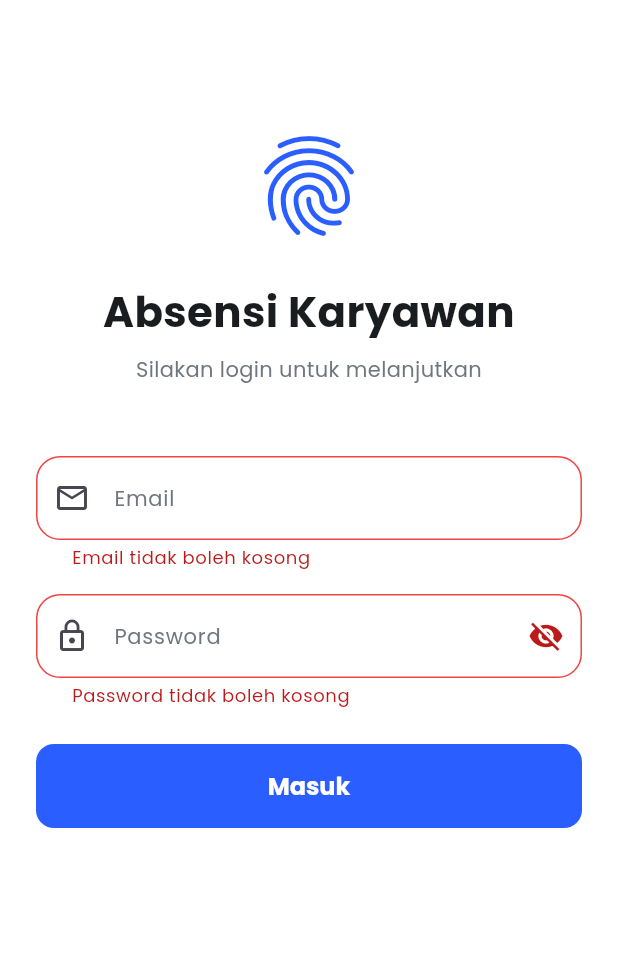
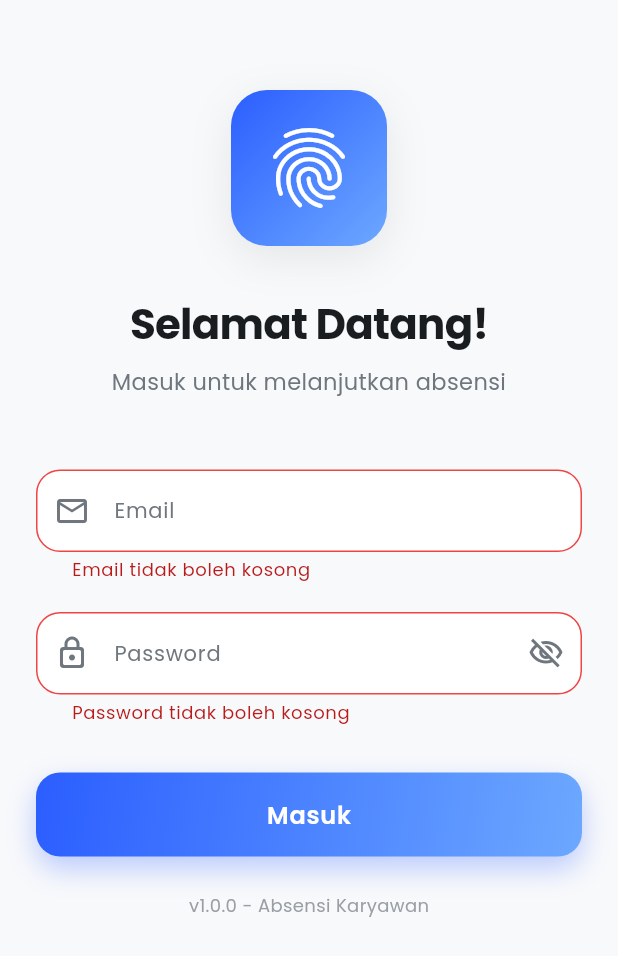
Before and after one commit to aleedoe/z-p-s6-v1, a Flutter app: the screen it shows after launch, after a tap on "Masuk", on a phone screen of 412 x 824 dp. Shown: the top 956 px of the screen. Run offline on Flutter 3.47's test engine with Material 3 defaults, Android fonts, the phone set to English and light mode, and no system bars; our stand-ins replace dio, google_fonts, shared_preferences; missing offline and left inert: mobile_scanner; accounts and stored records are empty.

Commit message:
update login page

```diff
--- a/frontend/mobile/lib/presentation/pages/auth/login_page.dart
+++ b/frontend/mobile/lib/presentation/pages/auth/login_page.dart
@@ -12,16 +12,44 @@ class LoginPage extends StatefulWidget {
   State<LoginPage> createState() => _LoginPageState();
 }
 
-class _LoginPageState extends State<LoginPage> {
+class _LoginPageState extends State<LoginPage>
+    with SingleTickerProviderStateMixin {
   final _formKey = GlobalKey<FormState>();
   final _emailController = TextEditingController();
   final _passwordController = TextEditingController();
   bool _obscurePassword = true;
+  late AnimationController _animationController;
+  late Animation<double> _fadeAnimation;
+  late Animation<Offset> _slideAnimation;
+
+  @override
+  void initState() {
+    super.initState();
+    _animationController = AnimationController(
+      duration: const Duration(milliseconds: 800),
+      vsync: this,
+    );
+
+    _fadeAnimation = Tween<double>(begin: 0.0, end: 1.0).animate(
+      CurvedAnimation(parent: _animationController, curve: Curves.easeIn),
+    );
+
+    _slideAnimation =
+        Tween<Offset>(begin: const Offset(0, 0.3), end: Offset.zero).animate(
+          CurvedAnimation(
+            parent: _animationController,
+            curve: Curves.easeOutCubic,
+          ),
+        );
+
+    _animationController.forward();
+  }
 
   @override
   void dispose() {
     _emailController.dispose();
     _passwordController.dispose();
+    _animationController.dispose();
     super.dispose();
   }
 
@@ -38,13 +66,36 @@ class _LoginPageState extends State<LoginPage> {
 
     if (success) {
       Navigator.of(context).pushReplacement(
-        MaterialPageRoute(builder: (_) => const MainNavigation()),
+        PageRouteBuilder(
+          pageBuilder: (context, animation, secondaryAnimation) =>
+              const MainNavigation(),
+          transitionsBuilder: (context, animation, secondaryAnimation, child) {
+            return FadeTransition(opacity: animation, child: child);
+          },
+          transitionDuration: const Duration(milliseconds: 500),
+        ),
       );
     } else {
       ScaffoldMessenger.of(context).showSnackBar(
         SnackBar(
-          content: Text(authProvider.errorMessage ?? AppStrings.loginFailed),
+          content: Row(
+            children: [
+              const Icon(Icons.error_outline, color: Colors.white),
+              const SizedBox(width: 12),
+              Expanded(
+                child: Text(
+                  authProvider.errorMessage ?? AppStrings.loginFailed,
+                  style: const TextStyle(fontSize: 14),
+                ),
+              ),
+            ],
+          ),
           backgroundColor: AppColors.error,
+          behavior: SnackBarBehavior.floating,
+          shape: RoundedRectangleBorder(
+            borderRadius: BorderRadius.circular(12),
+          ),
+          margin: const EdgeInsets.all(16),
         ),
       );
     }
@@ -53,45 +104,73 @@ class _LoginPageState extends State<LoginPage> {
   @override
   Widget build(BuildContext context) {
     return Scaffold(
-      backgroundColor: Colors.white,
+      backgroundColor: AppColors.background,
       body: SafeArea(
         child: SingleChildScrollView(
-          padding: const EdgeInsets.all(24.0),
+          padding: const EdgeInsets.symmetric(horizontal: 24.0),
+          child: FadeTransition(
+            opacity: _fadeAnimation,
+            child: SlideTransition(
+              position: _slideAnimation,
               child: Form(
                 key: _formKey,
                 child: Column(
                   crossAxisAlignment: CrossAxisAlignment.stretch,
                   children: [
                     const SizedBox(height: 60),
-                Icon(Icons.fingerprint, size: 80, color: AppColors.primary),
-                const SizedBox(height: 24),
+
+                    // Logo Container
+                    Center(
+                      child: Container(
+                        padding: const EdgeInsets.all(20),
+                        decoration: BoxDecoration(
+                          gradient: AppColors.primaryGradient,
+                          borderRadius: BorderRadius.circular(24),
+                          boxShadow: AppColors.mediumShadow,
+                        ),
+                        child: const Icon(
+                          Icons.fingerprint_rounded,
+                          size: 64,
+                          color: Colors.white,
+                        ),
+                      ),
+                    ),
+                    const SizedBox(height: 32),
+
+                    // Welcome Text
                     Text(
-                  AppStrings.appName,
+                      'Selamat Datang!',
                       textAlign: TextAlign.center,
                       style: TextStyle(
                         fontSize: 28,
                         fontWeight: FontWeight.bold,
                         color: AppColors.textPrimary,
+                        letterSpacing: -0.5,
                       ),
                     ),
                     const SizedBox(height: 8),
                     Text(
-                  'Silakan login untuk melanjutkan',
+                      'Masuk untuk melanjutkan absensi',
                       textAlign: TextAlign.center,
                       style: TextStyle(
-                    fontSize: 14,
+                        fontSize: 15,
                         color: AppColors.textSecondary,
+                        fontWeight: FontWeight.w400,
                       ),
                     ),
                     const SizedBox(height: 48),
+
+                    // Email Field
                     TextFormField(
                       controller: _emailController,
                       keyboardType: TextInputType.emailAddress,
+                      style: const TextStyle(fontSize: 15),
                       decoration: InputDecoration(
                         labelText: AppStrings.email,
-                    prefixIcon: Icon(Icons.email_outlined),
-                    border: OutlineInputBorder(
-                      borderRadius: BorderRadius.circular(12),
+                        hintText: 'nama@perusahaan.com',
+                        prefixIcon: Icon(
+                          Icons.email_outlined,
+                          color: AppColors.textSecondary,
                         ),
                       ),
                       validator: (value) {
@@ -104,27 +183,32 @@ class _LoginPageState extends State<LoginPage> {
                         return null;
                       },
                     ),
-                const SizedBox(height: 16),
+                    const SizedBox(height: 20),
+
+                    // Password Field
                     TextFormField(
                       controller: _passwordController,
                       obscureText: _obscurePassword,
+                      style: const TextStyle(fontSize: 15),
                       decoration: InputDecoration(
                         labelText: AppStrings.password,
-                    prefixIcon: Icon(Icons.lock_outline),
+                        hintText: 'Masukkan password',
+                        prefixIcon: Icon(
+                          Icons.lock_outline_rounded,
+                          color: AppColors.textSecondary,
+                        ),
                         suffixIcon: IconButton(
                           icon: Icon(
                             _obscurePassword
-                            ? Icons.visibility_off
-                            : Icons.visibility,
+                                ? Icons.visibility_off_outlined
+                                : Icons.visibility_outlined,
+                            color: AppColors.textSecondary,
                           ),
                           onPressed: () {
                             setState(() {
                               _obscurePassword = !_obscurePassword;
                             });
                           },
-                    ),
-                    border: OutlineInputBorder(
-                      borderRadius: BorderRadius.circular(12),
                         ),
                       ),
                       validator: (value) {
@@ -137,41 +221,75 @@ class _LoginPageState extends State<LoginPage> {
                         return null;
                       },
                     ),
-                const SizedBox(height: 24),
+                    const SizedBox(height: 32),
+
+                    // Login Button
                     Consumer<AuthProvider>(
                       builder: (context, authProvider, _) {
-                    return ElevatedButton(
-                      onPressed: authProvider.isLoading ? null : _handleLogin,
+                        return Container(
+                          height: 56,
+                          decoration: BoxDecoration(
+                            gradient: AppColors.primaryGradient,
+                            borderRadius: BorderRadius.circular(16),
+                            boxShadow: authProvider.isLoading
+                                ? []
+                                : [
+                                    BoxShadow(
+                                      color: AppColors.primary.withOpacity(0.3),
+                                      blurRadius: 16,
+                                      offset: const Offset(0, 8),
+                                    ),
+                                  ],
+                          ),
+                          child: ElevatedButton(
+                            onPressed: authProvider.isLoading
+                                ? null
+                                : _handleLogin,
                             style: ElevatedButton.styleFrom(
-                        backgroundColor: AppColors.primary,
-                        foregroundColor: Colors.white,
-                        padding: const EdgeInsets.symmetric(vertical: 16),
+                              backgroundColor: Colors.transparent,
+                              shadowColor: Colors.transparent,
                               shape: RoundedRectangleBorder(
-                          borderRadius: BorderRadius.circular(12),
+                                borderRadius: BorderRadius.circular(16),
                               ),
                             ),
                             child: authProvider.isLoading
-                          ? SizedBox(
-                              height: 20,
-                              width: 20,
+                                ? const SizedBox(
+                                    height: 24,
+                                    width: 24,
                                     child: CircularProgressIndicator(
-                                strokeWidth: 2,
+                                      strokeWidth: 2.5,
                                       valueColor: AlwaysStoppedAnimation<Color>(
                                         Colors.white,
                                       ),
                                     ),
                                   )
-                          : Text(
+                                : const Text(
                                     AppStrings.login,
                                     style: TextStyle(
                                       fontSize: 16,
-                                fontWeight: FontWeight.bold,
+                                      fontWeight: FontWeight.w600,
+                                      letterSpacing: 0.5,
+                                    ),
                                   ),
                           ),
                         );
                       },
                     ),
+                    const SizedBox(height: 24),
+
+                    // Additional Info
+                    Center(
+                      child: Text(
+                        'v1.0.0 - Absensi Karyawan',
+                        style: TextStyle(
+                          fontSize: 12,
+                          color: AppColors.textTertiary,
+                        ),
+                      ),
+                    ),
                   ],
+                ),
+              ),
             ),
           ),
         ),
```
Lines whose indentation alone changed are shown as unchanged.
